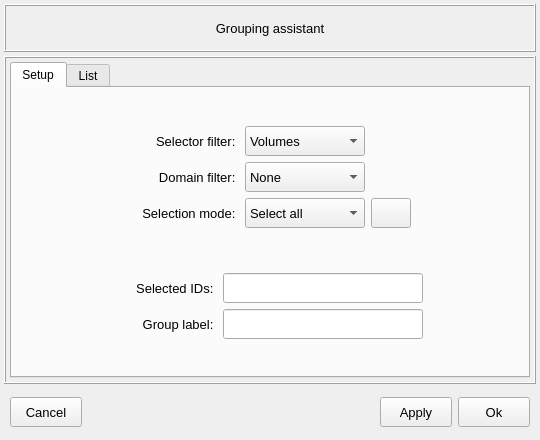
The window that vibra/interface/data/ui_files/model/general/grouping_assistant_inputs.ui (MOPT-UFSC/VIBRA) describes before a commit, drawn with Qt 5.
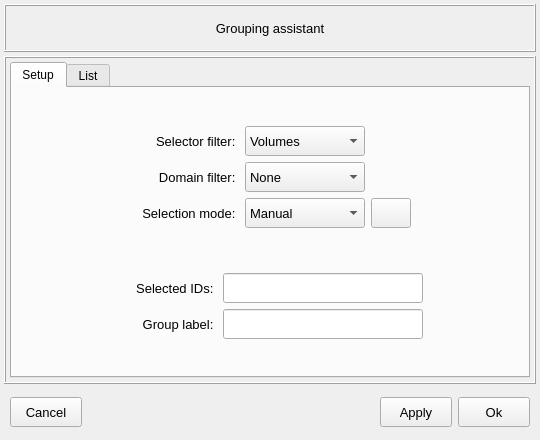
The same window after the commit. Icons and pictures are not drawn.

Commit message: Add the manual selection mode to the grouping assistant

Diff of the .ui file:
```diff
--- a/vibra/interface/data/ui_files/model/general/grouping_assistant_inputs.ui
+++ b/vibra/interface/data/ui_files/model/general/grouping_assistant_inputs.ui
@@ -345,6 +345,11 @@
                <property name="currentIndex">
                 <number>0</number>
                </property>
+               <item>
+                <property name="text">
+                 <string>Manual</string>
+                </property>
+               </item>
                <item>
                 <property name="text">
                  <string>Select all</string>
```
The commit also changes 3 other files.
